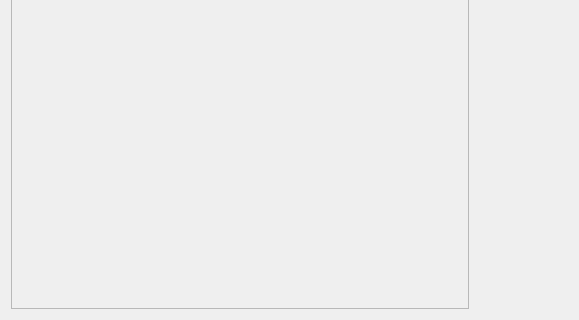
This is dialoguewindow.ui in nstrikos/omilo as Qt 5 draws it before an edit; both pictures show x 0 to 579 and y 145 to 465 of the 579 by 465 pixel window. The edited form follows.
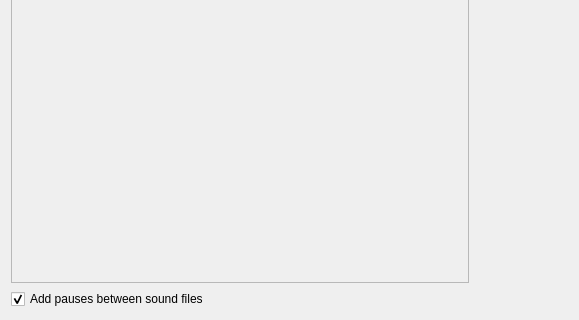
This is the edited form.

Commit message: Add pauses checkbox in dialogue window

```diff
--- a/dialoguewindow.ui
+++ b/dialoguewindow.ui
@@ -24,8 +24,8 @@
        <rect>
         <x>0</x>
         <y>0</y>
-        <width>422</width>
-        <height>445</height>
+        <width>458</width>
+        <height>419</height>
        </rect>
       </property>
       <layout class="QGridLayout" name="gridLayout_2">
@@ -102,6 +102,16 @@
      </item>
     </layout>
    </item>
+   <item row="1" column="0">
+    <widget class="QCheckBox" name="addPausesCheckBox">
+     <property name="text">
+      <string>Add pauses between sound files</string>
+     </property>
+     <property name="checked">
+      <bool>true</bool>
+     </property>
+    </widget>
+   </item>
   </layout>
  </widget>
  <tabstops>
```
